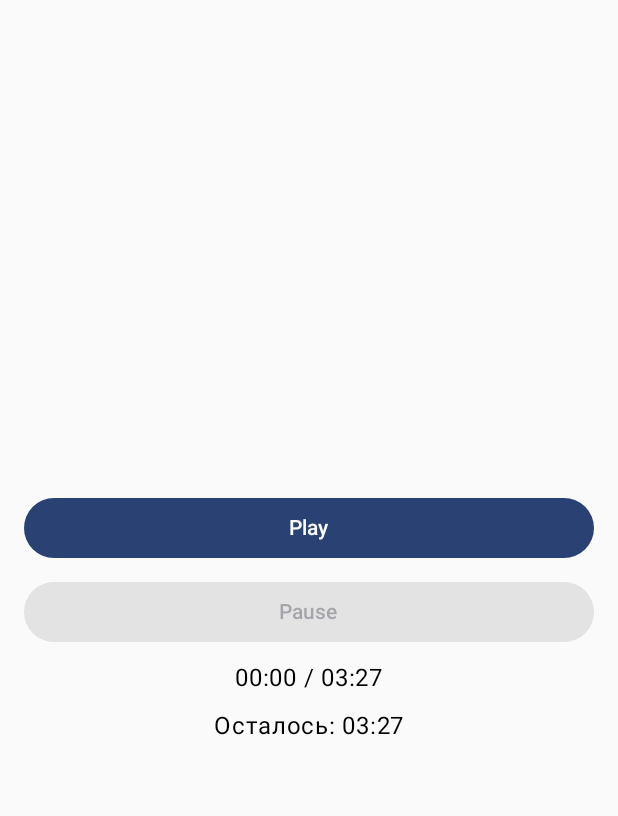
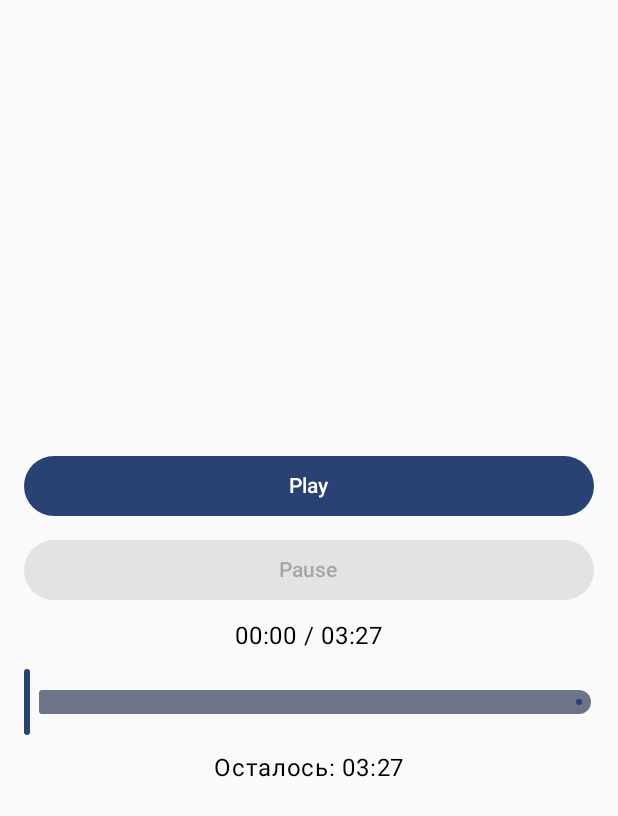
Before and after one commit to meeten/android-media3-audio-player, an Android app built with Jetpack Compose: the screen it shows after launch (MainActivity), on a phone screen of 412 x 824 dp. Shown: the top 816 px of the screen. Run offline under Robolectric (Android 15) with nearby library versions, the phone set to English and light mode, and no system bars; our stand-ins replace Dagger/Hilt's generated code.

Commit message:
Implement slider for player

```diff
--- a/app/src/main/java/com/example/mediastoreexampleapp/presentation/player/PlayerScreen.kt
+++ b/app/src/main/java/com/example/mediastoreexampleapp/presentation/player/PlayerScreen.kt
@@ -6,6 +6,8 @@ import androidx.compose.foundation.layout.fillMaxSize
 import androidx.compose.foundation.layout.fillMaxWidth
 import androidx.compose.foundation.layout.padding
 import androidx.compose.material3.Button
+import androidx.compose.material3.ExperimentalMaterial3Api
+import androidx.compose.material3.Slider
 import androidx.compose.material3.Text
 import androidx.compose.runtime.Composable
 import androidx.compose.runtime.DisposableEffect
@@ -31,6 +33,7 @@ import com.example.mediastoreexampleapp.presentation.player.extension.toTimeStri
 import kotlinx.coroutines.delay
 import kotlin.time.Duration.Companion.milliseconds
 
+@OptIn(ExperimentalMaterial3Api::class)
 @Composable
 fun PlayerScreen(
     modifier: Modifier = Modifier,
@@ -52,7 +55,7 @@ fun PlayerScreen(
         mutableStateOf(player.isPlaying)
     }
 
-    var currentDuration by remember {
+    var currentPosition by remember {
         mutableLongStateOf(0L)
     }
 
@@ -64,7 +67,7 @@ fun PlayerScreen(
 
     LaunchedEffect(isPlaying) {
         while (isPlaying) {
-            currentDuration = player.currentPosition
+            currentPosition = player.currentPosition
             delay(1000.milliseconds)
         }
     }
@@ -96,8 +99,24 @@ fun PlayerScreen(
             Text(text = stringResource(R.string.pause))
         }
 
-        Text(text = "${currentDuration.toTimeString()} / ${track.duration.toTimeString()}")
-        Text(text = stringResource(R.string.left, (track.duration - currentDuration).toTimeString()))
+        Text(text = "${currentPosition.toTimeString()} / ${track.duration.toTimeString()}")
+
+        Slider(
+            value = currentPosition.toFloat(),
+            onValueChange = {
+                val positionMs = it.toLong()
+                player.seekTo(positionMs)
+                currentPosition = positionMs
+            },
+            valueRange = 0f..track.duration.toFloat()
+        )
+
+        Text(
+            text = stringResource(
+                R.string.left,
+                (track.duration - currentPosition).toTimeString()
+            )
+        )
     }
 
     DisposableEffect(player) {
```
